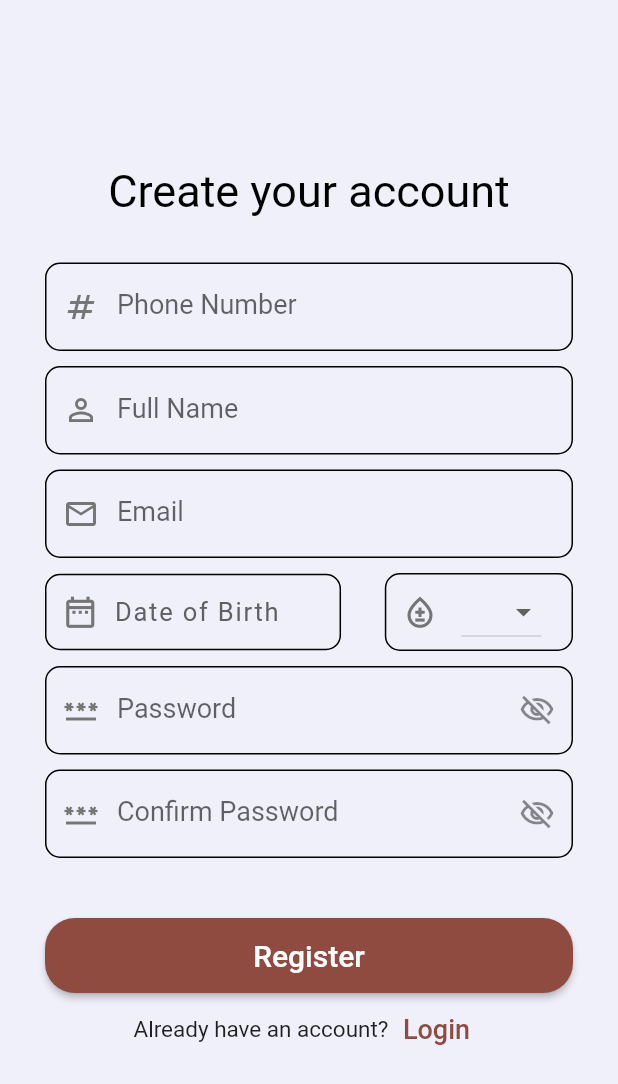
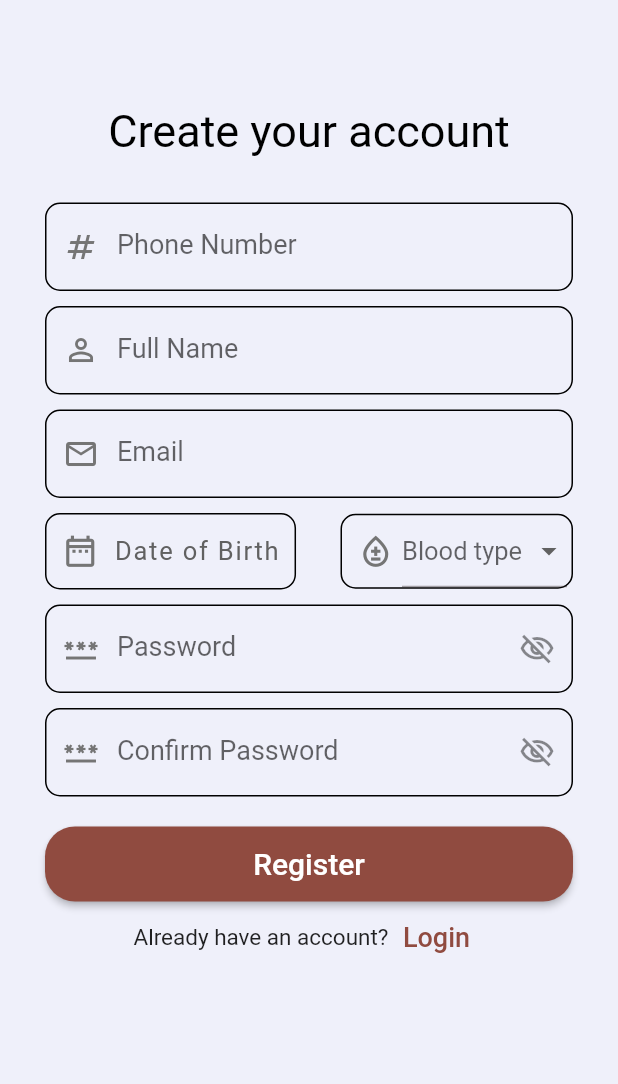
Before and after one commit to sidtuladhar/BloodNepal, a Flutter app: the Signup screen opened directly, on a phone screen of 412 x 824 dp. Shown: the top 1084 px of the screen. Run offline on Flutter 3.47's test engine with Material 2 defaults, Android fonts, the phone set to English and light mode, and no system bars; our stand-ins replace flutter_spinkit, hive_flutter; accounts and stored records are empty.

Commit message:
included field form for blood type

```diff
--- a/lib/ui/loading.dart
+++ b/lib/ui/loading.dart
@@ -51,8 +51,8 @@ Future<void> loadAssets(context) async {
   await Future.delayed(const Duration(seconds: 2));
 
   // Load images
-  const image1 = AssetImage('assets/images/blood.jpg');
-  const image2 = AssetImage('assets/images/donation.jpg');
+  const image1 = AssetImage('assets/images/doctor.jpg');
+  const image2 = AssetImage('assets/images/donate.jpg');
   const image3 = AssetImage('assets/images/patient.jpg');
 
   // Pre-cache images
--- a/lib/ui/login.dart
+++ b/lib/ui/login.dart
@@ -192,7 +192,7 @@ class _LoginState extends State<Login> {
                                 ),
                               ],
                             ),
-                            const SizedBox(height: 50),
+                            const SizedBox(height: 20),
                             const Text(
                                 "In case of an emergency requiring blood as soon as possible, "
                                 "please call 1234567890.",
--- a/lib/ui/signup.dart
+++ b/lib/ui/signup.dart
@@ -16,7 +16,7 @@ class _SignupState extends State<Signup> {
   final FocusNode _focusNodePassword = FocusNode();
   final FocusNode _focusNodeConfirmPassword = FocusNode();
 
-  String? selectedBloodGroup;
+  String? _selectedBloodGroup;
   String? birthDateInString;
   DateTime? birthDate;
   bool isDateSelected = false;
@@ -42,8 +42,7 @@ class _SignupState extends State<Signup> {
           padding: const EdgeInsets.symmetric(horizontal: 30.0),
           child: Column(
             children: [
-              const SizedBox(height: 100),
-              const SizedBox(height: 10),
+              const SizedBox(height: 70),
               const Text(
                 "Create your account",
                 style: TextStyle(
@@ -142,11 +141,24 @@ class _SignupState extends State<Signup> {
                     padding: const EdgeInsets.symmetric(
                         horizontal: 10.0, vertical: 12.0),
                     child: Row(
-                      mainAxisAlignment: MainAxisAlignment.spaceBetween,
+                      mainAxisAlignment: MainAxisAlignment.start,
                       children: [
                         GestureDetector(
-                            child: Icon(Icons.date_range_outlined,
+                            child: Row(
+                              children: [
+                                Icon(Icons.date_range_outlined,
                                     color: Colors.grey[600], size: 25.0),
+                                const SizedBox(width: 10.0),
+                                Text(
+                                    isDateSelected
+                                        ? " $birthDateInString "
+                                        : initValue,
+                                    style: TextStyle(
+                                        fontSize: 17,
+                                        letterSpacing: 1.2,
+                                        color: Colors.grey[700]))
+                              ],
+                            ),
                             onTap: () async {
                               final datePick = await showDatePicker(
                                   context: context,
@@ -163,34 +175,32 @@ class _SignupState extends State<Signup> {
                                 });
                               }
                             }),
-                        const SizedBox(width: 10.0),
-                        Text(
-                          isDateSelected ? " $birthDateInString " : initValue,
-                          style: TextStyle(
-                              fontSize: 17,
-                              letterSpacing: 1.2,
-                              color: Colors.grey[700]),
-                        ),
-                        const SizedBox(width: 30.0)
                       ],
                     )),
                 Container(
-                    decoration: const BoxDecoration(
-                        border: Border.symmetric(
-                            horizontal: BorderSide(), vertical: BorderSide()),
-                        borderRadius: BorderRadius.all(Radius.circular(10.0))),
-                    padding: const EdgeInsets.symmetric(
-                        horizontal: 10.0, vertical: 1),
-                    child: Row(children: [
+                    decoration: BoxDecoration(
+                      border: Border.all(
+                        width: 1.0,
+                      ),
+                      borderRadius: BorderRadius.circular(10.0),
+                    ),
+                    height: 50,
+                    width: 155,
+                    child: Row(
+                      mainAxisAlignment: MainAxisAlignment.start,
+                      children: [
+                        const SizedBox(width: 10),
                         Icon(Icons.bloodtype_outlined,
-                          color: Colors.grey[600], size: 25),
-                      const SizedBox(width: 15.0),
-                      DropdownButton<String>(
-                        value: selectedBloodGroup,
-                        onChanged: (newValue) {
-                          setState(() {
-                            selectedBloodGroup = newValue!;
-                          });
+                            color: Colors.grey[600], size: 25.0),
+                        const SizedBox(width: 5),
+                        SizedBox(
+                          width: 110,
+                          child: DropdownButtonFormField<String>(
+                            validator: (value) {
+                              if (value == null || value.isEmpty) {
+                                return 'Please select';
+                              }
+                              return null;
                             },
                             items: <String>[
                               'A+',
@@ -205,12 +215,27 @@ class _SignupState extends State<Signup> {
                             ].map<DropdownMenuItem<String>>((String value) {
                               return DropdownMenuItem<String>(
                                 value: value,
-                            child: Text(value),
+                                child: Text(value,
+                                    style: const TextStyle(fontSize: 17),
+                                    textAlign: TextAlign.center),
                               );
                             }).toList(),
+                            value: _selectedBloodGroup,
+                            hint: const Text(
+                              'Blood type',
+                              style: TextStyle(fontSize: 17),
+                              textAlign: TextAlign.left,
                             ),
-                      const SizedBox(width: 10.0)
-                    ]))
+                            onChanged: (newValue) {
+                              _selectedBloodGroup = newValue!;
+                              setState(() {
+                                newValue;
+                              });
+                            },
+                          ),
+                        ),
+                      ],
+                    )),
               ]),
               const SizedBox(height: 10),
               TextFormField(
@@ -286,7 +311,7 @@ class _SignupState extends State<Signup> {
                   return null;
                 },
               ),
-              const SizedBox(height: 40),
+              const SizedBox(height: 20),
               Column(
                 children: [
                   ElevatedButton(
```
Lines whose indentation alone changed are shown as unchanged.
